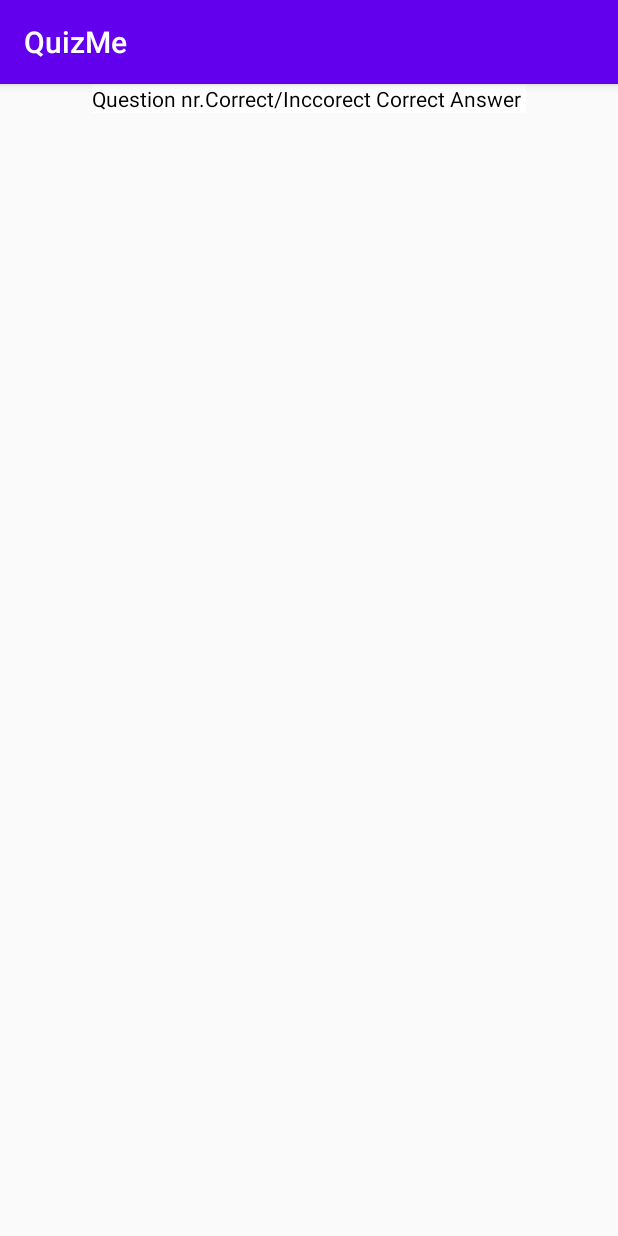
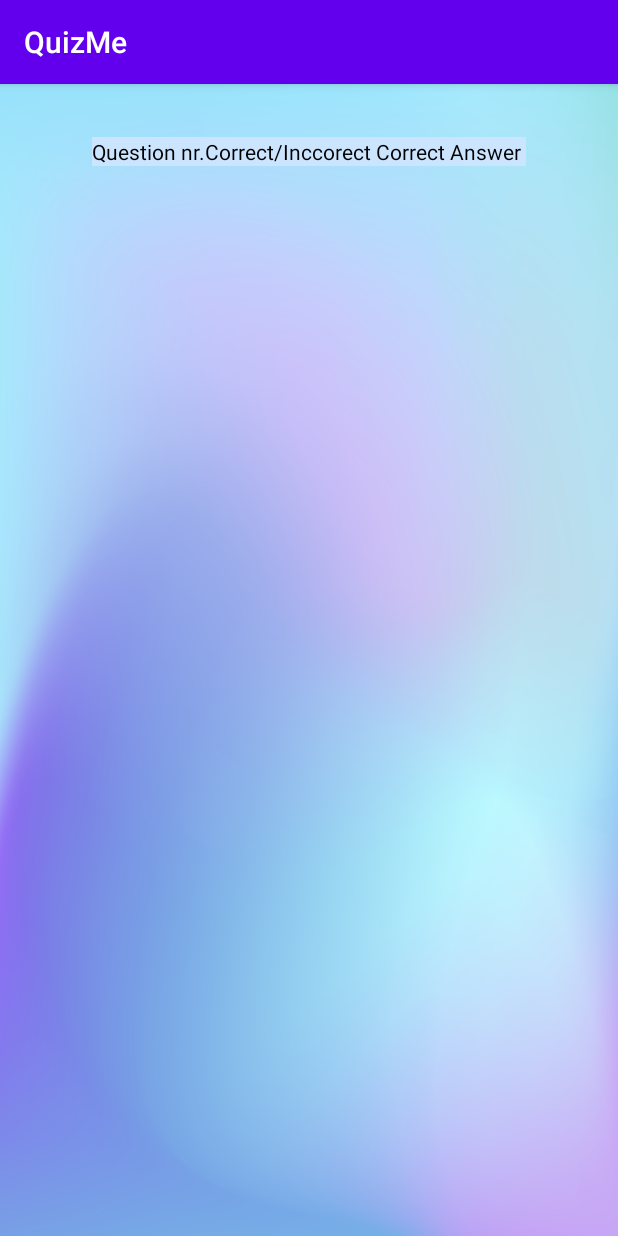
Before and after one commit to agustfridjons/QuizApp, an Android app: the GameResultsActivity screen opened directly, with no data from a screen before it, on a phone screen of 412 x 824 dp. Run offline under Robolectric (Android 15) with nearby library versions, the phone set to English and light mode, and no system bars; 8 statements that could not run were skipped.

Commit message:
útlit á game results

```diff
--- a/QuizMe/app/src/main/java/com/example/quizme/ui/GameResultsActivity.java
+++ b/QuizMe/app/src/main/java/com/example/quizme/ui/GameResultsActivity.java
@@ -38,7 +38,7 @@ public class GameResultsActivity extends AppCompatActivity {
         ArrayList<GameResults> gameresults = db.getGameResults(1);
 
         TableLayout mGameResultsTable = (TableLayout) findViewById(R.id.gameresults_table);
-        mGameResultsTable.setBackgroundColor(Color.WHITE);
+        mGameResultsTable.setBackgroundColor(Color.parseColor("#CCE5FF"));
         TableRow tbrow0 = new TableRow(this);
         TextView tv0 = new TextView(this);
         tv0.setText("Question nr.");
@@ -68,11 +68,11 @@ public class GameResultsActivity extends AppCompatActivity {
             TextView t2v = new TextView(this);
             if (userAnswer == 0){
                 t2v.setText("Correct");
-                tbrow.setBackgroundColor(Color.GREEN);
+                tbrow.setBackgroundColor(Color.parseColor("#99FF99"));
 
             } else if (userAnswer == 1){
                 t2v.setText("Incorrect");
-                tbrow.setBackgroundColor(Color.RED);
+                tbrow.setBackgroundColor(Color.parseColor("#FF9999"));
 
             }
             t2v.setTextColor(Color.BLACK);
--- a/QuizMe/app/src/main/res/layout/activity_game_results.xml
+++ b/QuizMe/app/src/main/res/layout/activity_game_results.xml
@@ -4,6 +4,7 @@
     xmlns:tools="http://schemas.android.com/tools"
     android:layout_width="match_parent"
     android:layout_height="match_parent"
+    android:background="@drawable/paleblue"
     tools:context=".ui.GameResultsActivity">
 
     <RelativeLayout
@@ -17,7 +18,12 @@
             android:id="@+id/gameresults_table"
             android:layout_width="wrap_content"
             android:layout_height="wrap_content"
-            android:layout_centerHorizontal="true" >
+            android:layout_centerHorizontal="true"
+            android:textSize="24sp"
+            android:layout_marginStart="60dp"
+            android:layout_marginTop="35dp"
+            android:fontFamily="@font/quicksand_bold"
+            >
         </TableLayout>
     </RelativeLayout>
 
```
